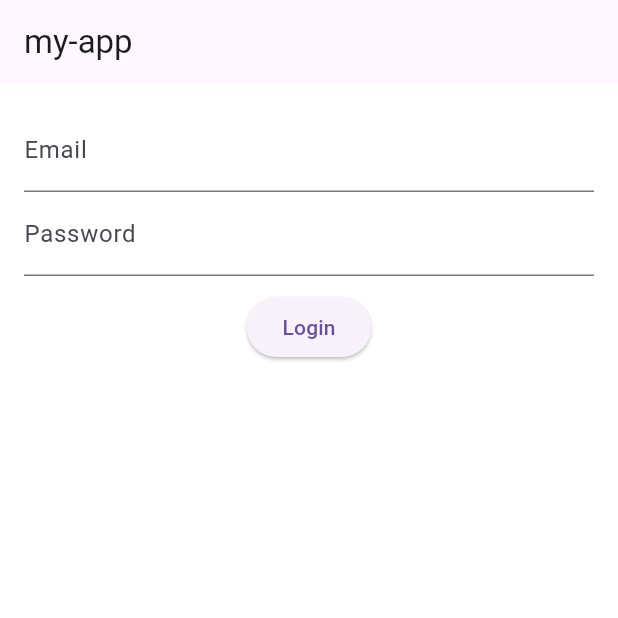
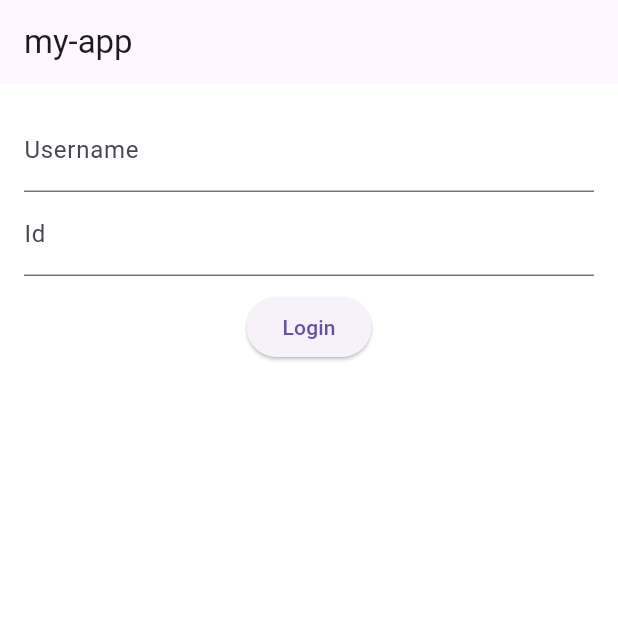
Before and after one commit to yair123123/flutter_driver, a Flutter app: the screen it shows after launch, on a phone screen of 412 x 824 dp, the top half of it. Run offline on Flutter 3.47's test engine with Material 3 defaults, Android fonts, the phone set to English and light mode, and no system bars; our stand-ins replace shared_preferences; accounts and stored records are empty.

Commit message:
Add logic for login

```diff
--- a/lib/core/main_app_screen.dart
+++ b/lib/core/main_app_screen.dart
@@ -28,7 +28,7 @@ class _MainAppScreen extends State<MainAppScreen> {
     final authProvider = Provider.of<AuthProvider>(context);
     return Scaffold(
       appBar: AppBar(
-        title: Text("Hello ${authProvider.user!.email}"),
+        title: Text("Hello ${authProvider.user!.userName}"),
         actions: [
           IconButton(
             onPressed:
--- a/lib/features/auth/data/datasources/auth_remote_datasource.dart
+++ b/lib/features/auth/data/datasources/auth_remote_datasource.dart
@@ -1,7 +1,19 @@
+import 'dart:convert';
+
 import 'package:driver_app/features/auth/domain/entities/user.dart';
+import 'package:http/http.dart' as http;
 
 class AuthRemoteDatasource {
-  Future<User> login(String email, String password) async {
-    return User(email: email, id: "1");
+  Future<User> login(String username, String id) async {
+    final response = await http.post(
+      Uri.parse("localhost:5000/login"),
+      body: json.encode({'username': username , 'id': id })
+    );
+    if (response.statusCode == 200){
+      final data = json.decode(response.body);
+      return User(userName: data["username"], id:data["id"]);
+    }
+
+    return User(userName: username, id: "1");
   }
 }
--- a/lib/features/auth/domain/entities/user.dart
+++ b/lib/features/auth/domain/entities/user.dart
@@ -1,6 +1,6 @@
 class User {
   final String id;
-  final String email;
+  final String userName;
 
-  User({required this.email, required this.id});
+  User({required this.userName, required this.id});
 }
--- a/lib/features/auth/presentation/providers/auth_provider.dart
+++ b/lib/features/auth/presentation/providers/auth_provider.dart
@@ -12,10 +12,10 @@ class AuthProvider extends ChangeNotifier {
   User? get user => _user;
   bool get is_loading => _is_loading;
 
-  Future<void> login(String email, String password) async{
+  Future<void> login(String username, String password) async{
     _is_loading = true;
     notifyListeners();
-    _user = await loginUseCase(email,password);
+    _user = await loginUseCase(username,password);
     _is_loading = false;
     notifyListeners();
   }
--- a/lib/features/auth/presentation/screens/login_screen.dart
+++ b/lib/features/auth/presentation/screens/login_screen.dart
@@ -4,14 +4,13 @@ import 'package:flutter/material.dart';
 import 'package:provider/provider.dart';
 
 class LoginScreen extends StatelessWidget {
-  final _emailController = TextEditingController();
-  final _passwordController = TextEditingController();
+  final userNameController = TextEditingController();
+  final idController = TextEditingController();
 
   LoginScreen({super.key});
 
   @override
   Widget build(BuildContext context) {
-    // TODO: implement build
     return Scaffold(
       appBar: AppBar(title: Text("my-app")),
       body: Padding(
@@ -29,23 +28,23 @@ class LoginScreen extends StatelessWidget {
             return Column(
               children: [
                 TextField(
-                  controller:_emailController,
-                  decoration : InputDecoration(labelText: "Email")
+                  controller:userNameController,
+                  decoration : InputDecoration(labelText: "Username")
                 ),
                 TextField(
-                  controller:_passwordController,
-                  decoration : InputDecoration(labelText: "Password"),
+                  controller:idController,
+                  decoration : InputDecoration(labelText: "Id"),
                   obscureText: true,
                 ),
                 SizedBox(height: 10,),
                 if (provider.is_loading) CircularProgressIndicator(),
                 ElevatedButton(onPressed:() => provider.login(
-                  _emailController.text,
-                  _passwordController.text
+                  userNameController.text,
+                  idController.text
                 ),
                   child: Text("Login"),),
                 if (provider.user != null)
-                Text("You are logged in as ${provider.user!.email}")
+                Text("You are logged in as ${provider.user!.userName}")
               ]
               );
           },
--- a/pubspec.yaml
+++ b/pubspec.yaml
@@ -36,6 +36,7 @@ dependencies:
   # Use with the CupertinoIcons class for iOS style icons.
   cupertino_icons: ^1.0.8
   shared_preferences: ^2.5.3
+  http: ^1.3.0
 
 dev_dependencies:
   flutter_test:
```
Also changed, not shown: pubspec.lock.
